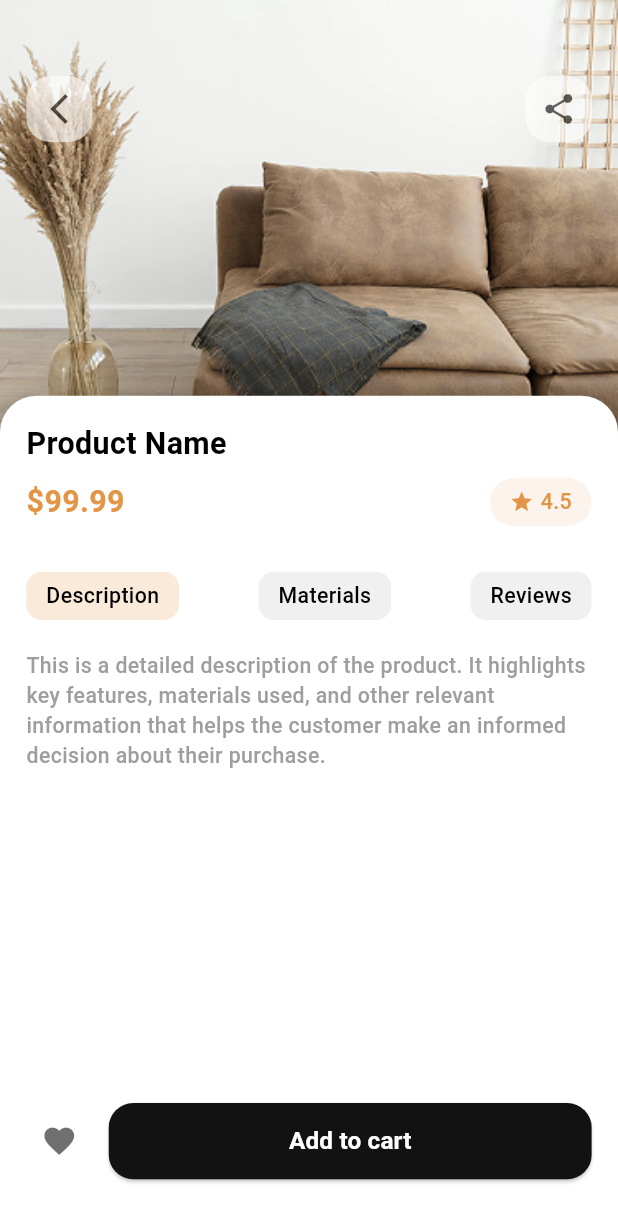
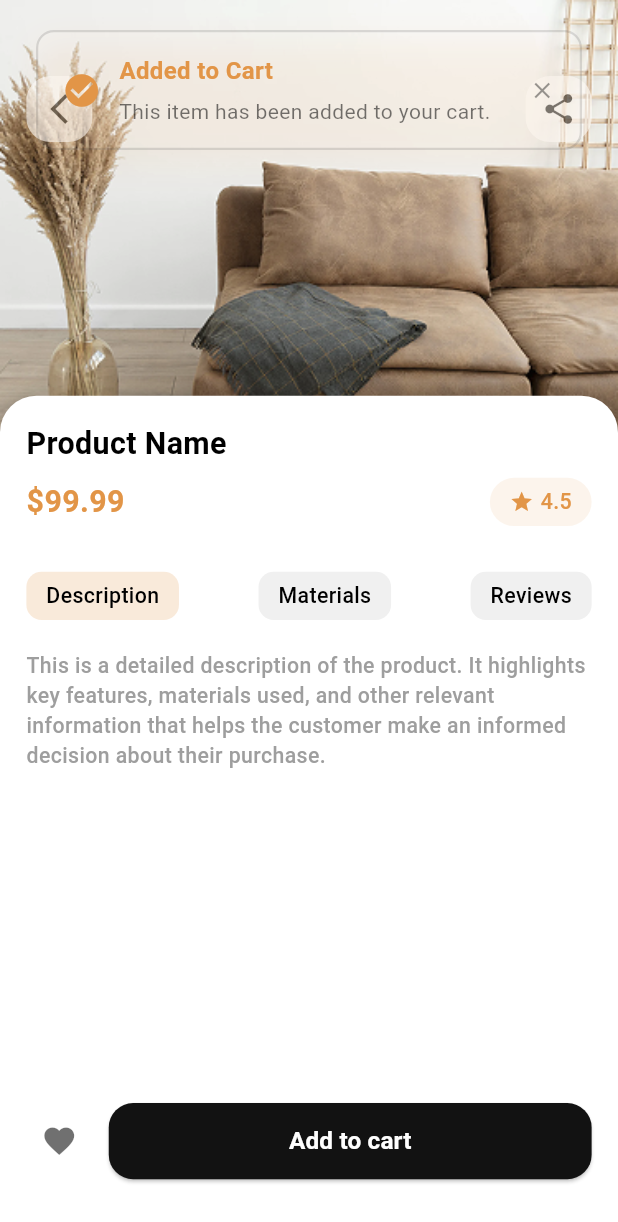
Before and after one commit to leaptechkw/my_home_mobile, a Flutter app: the ProductDetailsScreen screen opened by its route, after a tap on "Add to cart", on a phone screen of 412 x 824 dp. Shown: the top 1222 px of the screen. Run offline on Flutter 3.47's test engine with Material 3 defaults, Android fonts, the phone set to English and light mode, and no system bars; drawn by our look-alikes of toastification; our stand-ins replace cached_network_image, device_preview, flutter_animate, flutter_screenutil, flutter_svg, go_router and 1 more; accounts and stored records are empty; network calls fail.

Commit message:
feat: Enhance product details and home screen with toast notifications and custom drawer

```diff
--- /dev/null
+++ b/lib/core/utils/my_toast.dart
@@ -0,0 +1,156 @@
+import 'package:flutter/material.dart';
+import 'package:my_home/core/themes/app_colors.dart';
+import 'package:toastification/toastification.dart';
+
+class MyToast {
+  // Private constructor — ensures only static usage
+  MyToast._();
+
+  /// General toast function
+  static void show({
+    required BuildContext context,
+    required String title,
+    String? description,
+    ToastificationType type = ToastificationType.info,
+    Duration duration = const Duration(seconds: 3),
+    Alignment alignment = Alignment.topRight,
+  }) {
+    final colorScheme = _getColorScheme(type);
+
+    toastification.show(
+      context: context,
+      type: type,
+      style: ToastificationStyle.flat,
+      autoCloseDuration: duration,
+      alignment: alignment,
+      animationDuration: const Duration(milliseconds: 300),
+      applyBlurEffect: true,
+      pauseOnHover: true,
+      dragToClose: true,
+      showProgressBar: true,
+      closeOnClick: false,
+
+      // --- Custom visuals ---
+      icon: Icon(colorScheme.icon, color: colorScheme.primary, size: 26),
+      showIcon: true,
+      primaryColor: colorScheme.primary,
+      backgroundColor: Colors.white.withOpacity(0.1),
+      foregroundColor: Colors.black87,
+      padding: const EdgeInsets.symmetric(horizontal: 16, vertical: 14),
+      margin: const EdgeInsets.symmetric(horizontal: 12, vertical: 8),
+      borderRadius: BorderRadius.circular(12),
+      boxShadow: [
+        BoxShadow(
+          color: colorScheme.primary.withOpacity(0.1),
+          blurRadius: 18,
+          offset: const Offset(0, 8),
+        ),
+      ],
+
+      // --- Text Content ---
+      title: Text(
+        title,
+        style: TextStyle(
+          fontWeight: FontWeight.w600,
+          fontSize: 16,
+          color: colorScheme.primary,
+        ),
+      ),
+      description: description != null
+          ? Text(
+              description,
+              style: const TextStyle(fontSize: 14, color: Colors.black54),
+            )
+          : null,
+
+      // --- Close Button ---
+      closeButton: ToastCloseButton(
+        showType: CloseButtonShowType.onHover,
+        buttonBuilder: (context, onClose) {
+          return IconButton(
+            onPressed: onClose,
+            icon: const Icon(Icons.close, size: 18, color: Colors.black45),
+          );
+        },
+      ),
+
+      // --- Callbacks (optional) ---
+    );
+  }
+
+  /// Convenience shortcuts
+  static void success(BuildContext context, String title,
+      {String? description}) {
+    show(
+      context: context,
+      title: title,
+      description: description,
+      type: ToastificationType.success,
+    );
+  }
+
+  static void error(BuildContext context, String title, {String? description}) {
+    show(
+      context: context,
+      title: title,
+      description: description,
+      type: ToastificationType.error,
+    );
+  }
+
+  static void warning(BuildContext context, String title,
+      {String? description}) {
+    show(
+      context: context,
+      title: title,
+      description: description,
+      type: ToastificationType.warning,
+    );
+  }
+
+  static void info(BuildContext context, String title, {String? description}) {
+    show(
+      context: context,
+      title: title,
+      description: description,
+      type: ToastificationType.info,
+    );
+  }
+
+  /// Internal helper for colors & icons
+  static _ToastColorScheme _getColorScheme(ToastificationType type) {
+    switch (type) {
+      case ToastificationType.success:
+        return _ToastColorScheme(
+          primary: AppColors.primaryColor,
+          icon: Icons.check_circle,
+        );
+      case ToastificationType.error:
+        return _ToastColorScheme(
+          primary: Colors.redAccent,
+          icon: Icons.error_outline,
+        );
+      case ToastificationType.warning:
+        return _ToastColorScheme(
+          primary: Colors.orange,
+          icon: Icons.warning_amber_rounded,
+        );
+      case ToastificationType.info:
+      default:
+        return _ToastColorScheme(
+          primary: Colors.blue,
+          icon: Icons.info_outline,
+        );
+    }
+  }
+}
+
+class _ToastColorScheme {
+  final Color primary;
+  final IconData icon;
+
+  const _ToastColorScheme({
+    required this.primary,
+    required this.icon,
+  });
+}
--- a/lib/features/home/presentation/pages/product_details_screen.dart
+++ b/lib/features/home/presentation/pages/product_details_screen.dart
@@ -2,6 +2,7 @@ import 'package:flutter/material.dart';
 import 'package:flutter_screenutil/flutter_screenutil.dart';
 import 'package:my_home/core/themes/app_colors.dart';
 import 'package:my_home/core/themes/app_text_styles.dart';
+import 'package:my_home/core/utils/my_toast.dart';
 import 'package:my_home/core/utils/spacing.dart';
 import 'package:my_home/core/widgets/app_button.dart';
 import 'package:my_home/core/widgets/square_button.dart';
@@ -173,7 +174,11 @@ class _ProductDetailsScreenState extends State<ProductDetailsScreen> {
                         child: AppButton(
                           buttonText: 'Add to cart',
                           backgroundColor: Color(0xff121212),
-                          onPressed: () {},
+                          onPressed: () {
+                            MyToast.success(context, 'Added to Cart',
+                                description:
+                                    'This item has been added to your cart.');
+                          },
                         ),
                       ),
                     ],
--- a/lib/features/home/presentation/widgets/home_screen_body.dart
+++ b/lib/features/home/presentation/widgets/home_screen_body.dart
@@ -2,6 +2,7 @@ import 'package:flutter/material.dart';
 import 'package:flutter_screenutil/flutter_screenutil.dart';
 import 'package:my_home/core/themes/app_text_styles.dart';
 import 'package:my_home/core/utils/spacing.dart';
+import 'package:my_home/features/home/presentation/widgets/custom_drawer.dart';
 import 'package:my_home/features/home/presentation/widgets/home_app_bar.dart';
 import 'package:my_home/features/home/presentation/widgets/home_category_list_view.dart';
 import 'package:my_home/features/home/presentation/widgets/home_category_row.dart';
@@ -14,6 +15,7 @@ class HomeScreenBody extends StatelessWidget {
   @override
   Widget build(BuildContext context) {
     return Scaffold(
+      drawer: CustomDrawer(),
       body: SingleChildScrollView(
         padding: const EdgeInsets.all(8.0),
         child: Column(
--- a/lib/features/search/presentation/widgets/search_product_item.dart
+++ b/lib/features/search/presentation/widgets/search_product_item.dart
@@ -4,6 +4,7 @@ import 'package:flutter_svg/svg.dart';
 import 'package:go_router/go_router.dart';
 import 'package:my_home/core/themes/app_colors.dart';
 import 'package:my_home/core/themes/app_text_styles.dart';
+import 'package:my_home/core/utils/my_toast.dart';
 
 class SearchProductItem extends StatelessWidget {
   const SearchProductItem({
@@ -63,7 +64,10 @@ class SearchProductItem extends StatelessWidget {
               height: 20.h,
             ),
             color: AppColors.primaryColor,
-            onPressed: () {},
+            onPressed: () {
+              MyToast.success(context, 'added to cart ',
+                  description: 'This item has been added to your cart.');
+            },
           ),
         ),
         onTap: () {
--- a/lib/main.dart
+++ b/lib/main.dart
@@ -4,6 +4,7 @@ import 'package:flutter_screenutil/flutter_screenutil.dart';
 import 'package:my_home/core/routing/app_router.dart';
 import 'package:my_home/core/services/shared_pref_service.dart';
 import 'package:my_home/core/themes/app_colors.dart';
+import 'package:toastification/toastification.dart';
 
 void main() {
   //ensure initialization
@@ -28,6 +29,7 @@ class MyHomeApp extends StatelessWidget {
     return ScreenUtilInit(
       designSize: const Size(375, 812),
       minTextAdapt: true,
+      child: ToastificationWrapper(
         child: MaterialApp.router(
           routerConfig: AppRouter.router,
           debugShowCheckedModeBanner: false,
@@ -46,6 +48,7 @@ class MyHomeApp extends StatelessWidget {
             scaffoldBackgroundColor: Colors.grey.shade100,
           ),
         ),
+      ),
     );
   }
 }
```
Also changed, not shown: lib/features/home/presentation/widgets/custom_drawer.dart (added, +130 -0 lines), lib/features/home/presentation/widgets/home_app_bar.dart (+13 -0 lines), pubspec.yaml (+3 -8 lines), assets/svgs/delete.svg (added), assets/svgs/menu.svg (added), pubspec.lock. Lines whose indentation alone changed are shown as unchanged.
